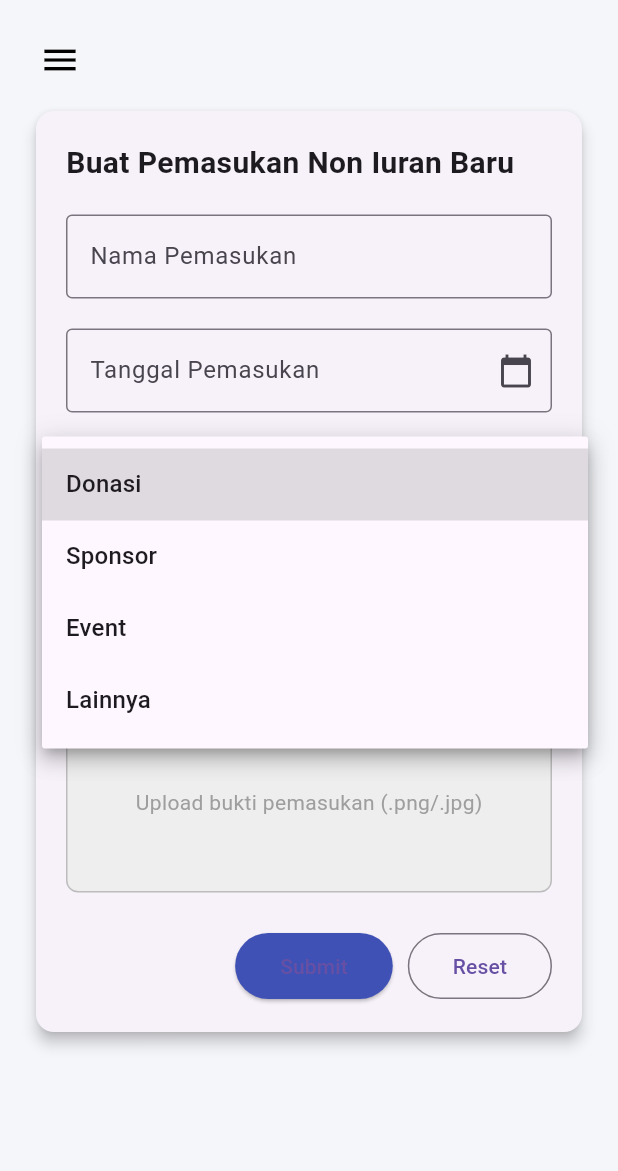
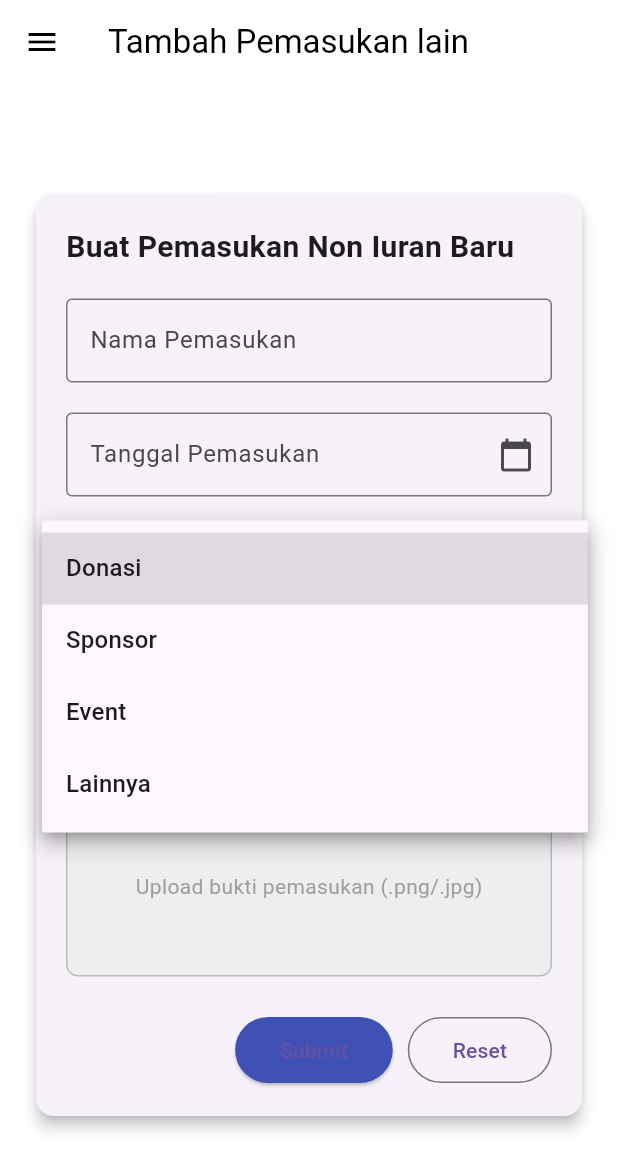
Before and after one commit to rockhubzz/Jawara, a Flutter app: the PemasukanLainTambah screen opened by its route, after a tap on "Kategori Pemasukan", on a phone screen of 412 x 824 dp. Shown: the top 1171 px of the screen. Run offline on Flutter 3.47's test engine with Material 3 defaults, Android fonts, the phone set to English and light mode, and no system bars; our stand-ins replace fl_chart, go_router, image_picker.

Commit message:
fix route sidebar, fix hamburger menu halaman tambah pemasukan lain

```diff
--- a/lib/Pemasukan/PemasukanLainTambah.dart
+++ b/lib/Pemasukan/PemasukanLainTambah.dart
@@ -72,22 +72,23 @@ class _PemasukanLainTambahState extends State<PemasukanLainTambah> {
   Widget build(BuildContext context) {
     return Scaffold(
       key: _scaffoldKey,
-      drawer: const AppDrawer(email: "esa@gmail.com"),
-      backgroundColor: const Color(0xFFF5F6FA),
+      appBar: AppBar(
+        title: const Text(
+          "Tambah Pemasukan lain",
+          style: TextStyle(color: Colors.black),
+        ),
+        backgroundColor: Colors.white,
+        elevation: 0,
+        iconTheme: const IconThemeData(color: Colors.black),
+      ),
+
+      // ✅ Tambahkan drawer agar icon garis 3 bisa buka sidebar
+      drawer: AppDrawer(email: 'admin1@mail.com'),
+
+      backgroundColor: Colors.white,
       body: SafeArea(
         child: Stack(
           children: [
-            Positioned(
-              top: 16,
-              left: 16,
-              child: IconButton(
-                icon: const Icon(Icons.menu, size: 28, color: Colors.black),
-                onPressed: () {
-                  _scaffoldKey.currentState?.openDrawer();
-                },
-              ),
-            ),
-
             SingleChildScrollView(
               padding: const EdgeInsets.fromLTRB(20, 70, 20, 20),
               child: Center(
--- a/lib/main.dart
+++ b/lib/main.dart
@@ -56,7 +56,7 @@ class MyApp extends StatelessWidget {
         ),
 
         GoRoute(
-          path: '/Pengeluaran',
+          path: '/Pengeluaran/daftarPengeluaran',
           builder: (context, state) => const DaftarPengeluaranPage(),
         ),
 
@@ -79,11 +79,6 @@ class MyApp extends StatelessWidget {
         ),
 
         GoRoute(
-          path: '/Pemasukan',
-          builder: (context, state) => const PemasukanLainDaftar(),
-        ),
-
-        GoRoute(
           path: '/Pemasukan/PemasukanLainTambah',
           builder: (context, state) => const PemasukanLainTambah(),
         ),
@@ -101,7 +96,7 @@ class MyApp extends StatelessWidget {
           builder: (context, state) => const TambahWargaPage(),
         ),
         GoRoute(
-          path: '/pemasukan/tagihIuran',
+          path: '/Pemasukan/tagihIuran',
           builder: (context, state) => const TagihIuranPage(),
         ),
         GoRoute(
--- a/lib/widgets/appDrawer.dart
+++ b/lib/widgets/appDrawer.dart
@@ -38,9 +38,10 @@ class AppDrawer extends StatelessWidget {
     final bool isDataWargaExpanded = currentPath.startsWith(
       '/data_warga_rumah',
     );
-    final bool isPemasukanExpanded = currentPath.startsWith('/pemasukan');
+    final bool isPemasukanExpanded = currentPath.startsWith('/Pemasukan');
     final bool isPengeluaranExpanded = currentPath.startsWith('/Pengeluaran');
     final bool isKegiatanExpanded = currentPath.startsWith('/kegiatan');
+    final bool isLapKeuExpanded = currentPath.startsWith('/laporanKeuangan');
 
     debugPrint('Current Path: $currentPath');
 
@@ -196,7 +197,7 @@ class AppDrawer extends StatelessWidget {
               buildNavTile(
                 title: "Tagih Iuran",
                 icon: Icons.payments_outlined,
-                route: '/pemasukan/tagihIuran',
+                route: '/Pemasukan/tagihIuran',
               ),
               buildNavTile(
                 title: "Pemasukan Lain - Daftar",
@@ -231,7 +232,7 @@ class AppDrawer extends StatelessWidget {
                 // context: context,
                 title: "Daftar - Pengeluaran",
                 icon: Icons.list_alt_outlined,
-                route: '/Pengeluaran',
+                route: '/Pengeluaran/daftarPengeluaran',
               ),
               buildNavTile(
                 // context: context,
@@ -244,16 +245,16 @@ class AppDrawer extends StatelessWidget {
 
           // Laporan Keuangan
           ExpansionTile(
-            initiallyExpanded: isPemasukanExpanded,
+            initiallyExpanded: isLapKeuExpanded,
             leading: Icon(
               Icons.request_page_outlined,
-              color: isPemasukanExpanded ? activeColor : inactiveColor,
+              color: isLapKeuExpanded ? activeColor : inactiveColor,
             ),
             title: Text(
               "Laporan Keuangan",
               style: TextStyle(
                 fontWeight: FontWeight.bold,
-                color: isPemasukanExpanded ? activeColor : inactiveColor,
+                color: isLapKeuExpanded ? activeColor : inactiveColor,
               ),
             ),
             childrenPadding: const EdgeInsets.only(left: 32),
@@ -278,7 +279,7 @@ class AppDrawer extends StatelessWidget {
               ),
             ],
           ),
-          const Divider(),
+          // const Divider(),
           // Profil admin
           // Kegiatan dan Broadcast
           ExpansionTile(
```
